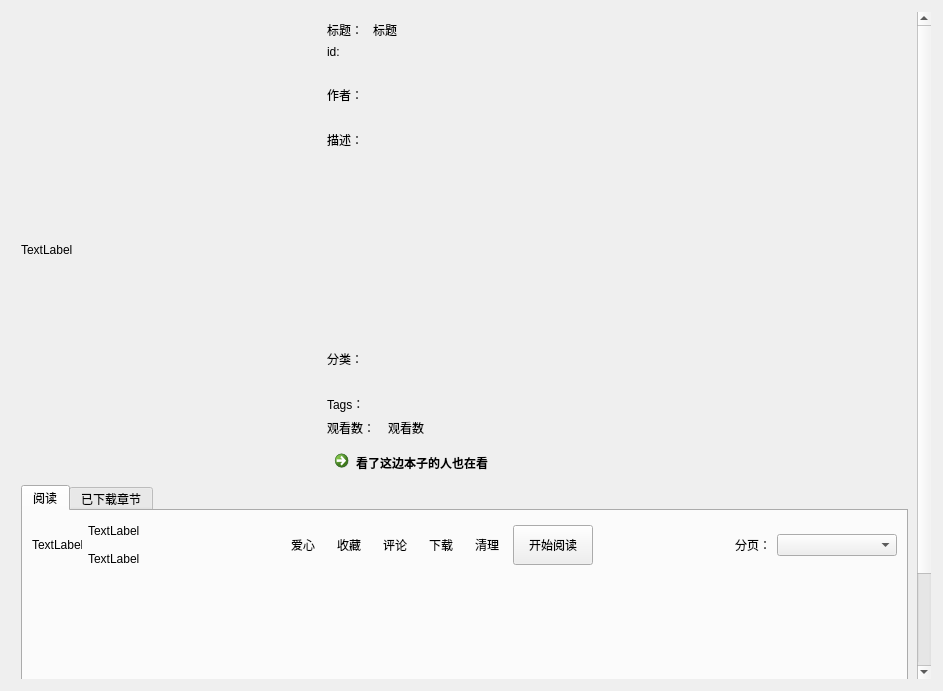
First picture: the form in ui/ui_book_info.ui, repository tonquer/picacg-qt, before the edit.
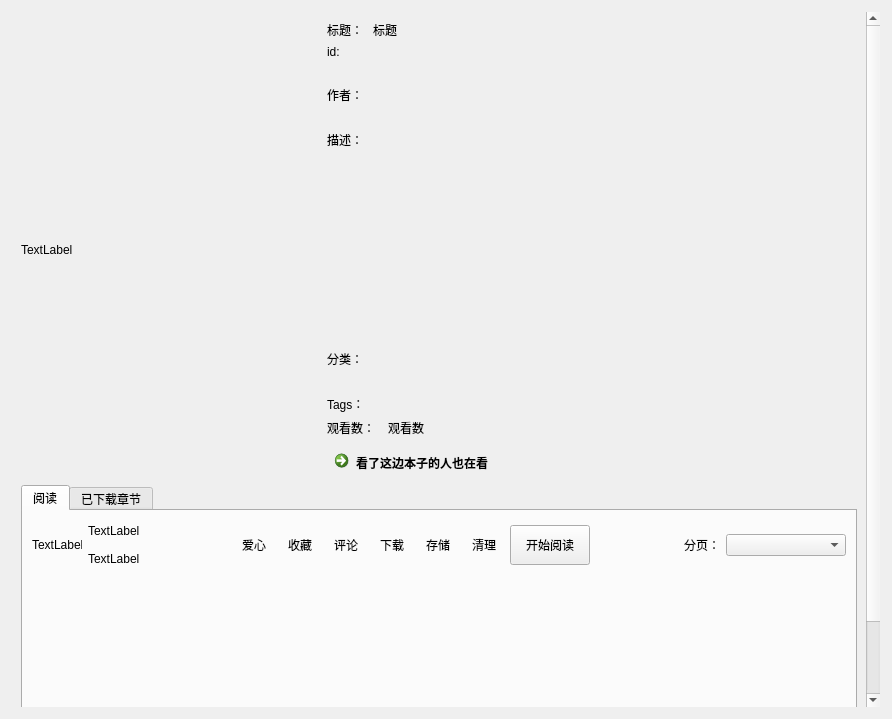
Second picture: the form after the edit. Icons and pictures are not drawn. Custom widgets are drawn as their Qt base class.

Diff of the .ui file:
```diff
--- a/ui/ui_book_info.ui
+++ b/ui/ui_book_info.ui
@@ -6,8 +6,8 @@
    <rect>
     <x>0</x>
     <y>0</y>
-    <width>943</width>
-    <height>691</height>
+    <width>892</width>
+    <height>719</height>
    </rect>
   </property>
   <property name="windowTitle">
@@ -55,8 +55,8 @@
        <rect>
         <x>0</x>
         <y>0</y>
-        <width>923</width>
-        <height>671</height>
+        <width>872</width>
+        <height>699</height>
        </rect>
       </property>
       <layout class="QVBoxLayout" name="verticalLayout_3">
@@ -560,6 +560,32 @@
                    </property>
                   </widget>
                  </item>
+                 <item>
+                  <widget class="QToolButton" name="uploadButton">
+                   <property name="minimumSize">
+                    <size>
+                     <width>40</width>
+                     <height>40</height>
+                    </size>
+                   </property>
+                   <property name="text">
+                    <string>存储</string>
+                   </property>
+                   <property name="icon">
+                    <iconset resource="../../comic-new/res/images.qrc">
+                     <normaloff>:/png/icon/upload.svg</normaloff>:/png/icon/upload.svg</iconset>
+                   </property>
+                   <property name="iconSize">
+                    <size>
+                     <width>50</width>
+                     <height>50</height>
+                    </size>
+                   </property>
+                   <property name="toolButtonStyle">
+                    <enum>Qt::ToolButtonTextBesideIcon</enum>
+                   </property>
+                  </widget>
+                 </item>
                  <item>
                   <widget class="QToolButton" name="clearButton">
                    <property name="minimumSize">
@@ -783,16 +809,16 @@
    <header location="global">component.scroll_area.smooth_scroll_area.h</header>
    <container>1</container>
   </customwidget>
-  <customwidget>
-   <class>TagListWidget</class>
-   <extends>QListWidget</extends>
-   <header location="global">component.list.tag_list_widget.h</header>
-  </customwidget>
   <customwidget>
    <class>HeadLabel</class>
    <extends>QLabel</extends>
    <header location="global">component.label.head_label.h</header>
   </customwidget>
+  <customwidget>
+   <class>TagListWidget</class>
+   <extends>QListWidget</extends>
+   <header location="global">component.list.tag_list_widget.h</header>
+  </customwidget>
   <customwidget>
    <class>IconToolButton</class>
    <extends>QToolButton</extends>
```
Left out of the diff: 2 changed lines with no effect on the pictures.
